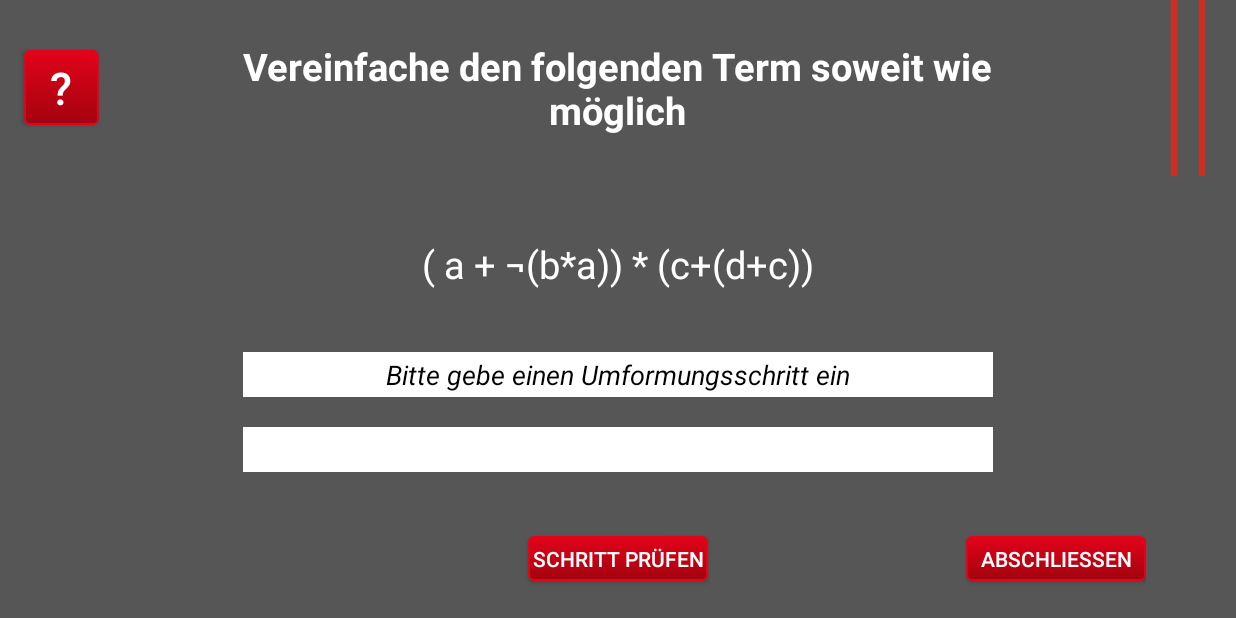
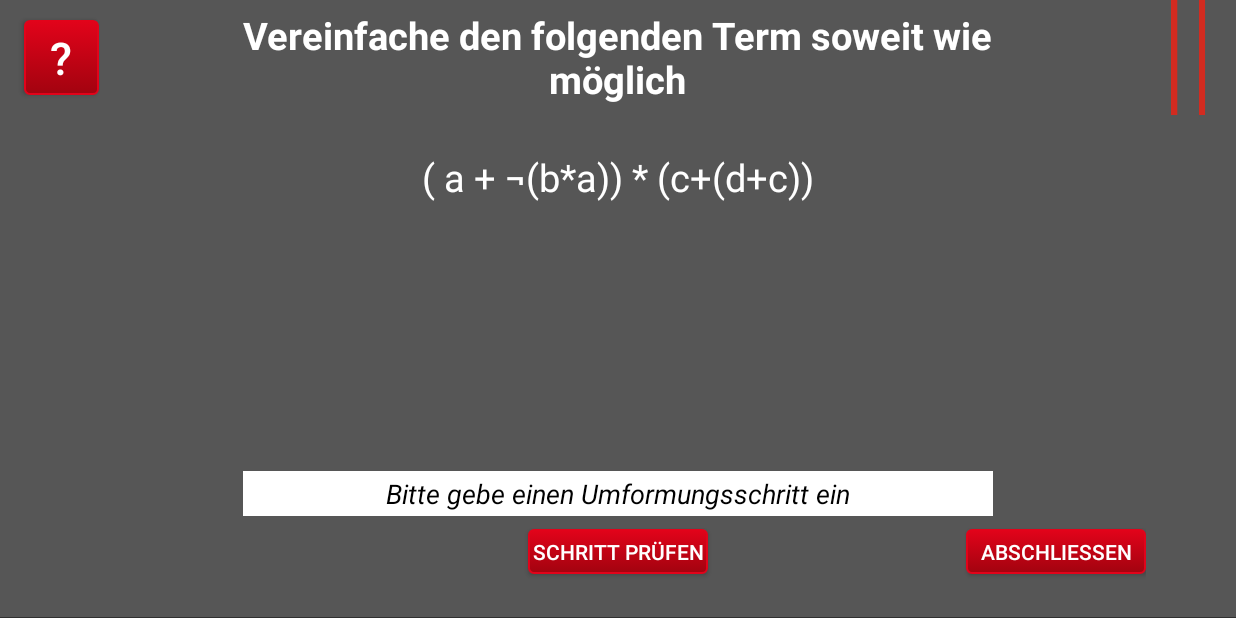
Before and after one commit to D3v3l0p3rB0n3/LuA_Trainingsapp, an Android app: the TermVereinfachenTask screen opened directly, with no data from a screen before it, after a tap on an icon or button, on a phone screen of 824 x 412 dp (held sideways). Run offline under Robolectric (Android 15) with nearby library versions, the phone set to English and light mode, and no system bars.

Commit message:
Term vereinfachen fertig

```diff
--- a/app/src/main/java/com/tool/gym/lua_trainingsapp/TermVereinfachenTask.java
+++ b/app/src/main/java/com/tool/gym/lua_trainingsapp/TermVereinfachenTask.java
@@ -5,6 +5,8 @@ import android.content.Intent;
 import android.content.res.Resources;
 import android.graphics.Color;
 import android.os.Bundle;
+import android.support.v4.content.ContextCompat;
+import android.support.v4.content.res.ResourcesCompat;
 import android.support.v7.app.AppCompatActivity;
 import android.util.DisplayMetrics;
 import android.util.Log;
@@ -34,7 +36,7 @@ public class TermVereinfachenTask extends AppCompatActivity implements OnClickLi
     private Button help_button;
     private EditText result;
 
-       String log_tag = TermVereinfachenTask.class.getSimpleName();
+    String LOG_TAG = TermVereinfachenTask.class.getSimpleName();
 
     @Override
     protected void onCreate(Bundle savedInstanceState) {
@@ -74,7 +76,7 @@ public class TermVereinfachenTask extends AppCompatActivity implements OnClickLi
     public void onClick(View v) {
         int id = v.getId();
 
-        switch (id){
+        switch (id) {
             case R.id.checkbutton: // Umforumung prüfen
                 checkInput();
                 break;
@@ -118,15 +120,13 @@ public class TermVereinfachenTask extends AppCompatActivity implements OnClickLi
     }
 
     //Bild für den Schwierigkeitsgrad festlegen
-    private void setDifficulty(String difficulty ) {
+    private void setDifficulty(String difficulty) {
         LinearLayout diff_png = (LinearLayout) findViewById(R.id.difficulty);
         if (difficulty.equals("1")) {
             diff_png.setBackgroundResource(R.drawable.schwierigkeit1);
-        }
-        else if (difficulty.equals("2")) {
+        } else if (difficulty.equals("2")) {
             diff_png.setBackgroundResource(R.drawable.schwierigkeit2);
-        }
-        else {
+        } else {
             diff_png.setBackgroundResource(R.drawable.schwierigkeit3);
         }
 
@@ -134,60 +134,70 @@ public class TermVereinfachenTask extends AppCompatActivity implements OnClickLi
 
     //Hilfsmethode um Tastatur auszublenden
     private void hideKeyboard(View view) {
-        InputMethodManager inputMethodManager =(InputMethodManager)getSystemService(Activity.INPUT_METHOD_SERVICE);
+        InputMethodManager inputMethodManager = (InputMethodManager) getSystemService(Activity.INPUT_METHOD_SERVICE);
         inputMethodManager.hideSoftInputFromWindow(view.getWindowToken(), 0);
     }
 
-    //Korrektheit der Umformumg prüfen
-    private void checkInput()
-    {
+    //Lösung
+    private void checkSolution() {
         Toast.makeText(getApplication(), "Vereinfachung wird geprüft...", Toast.LENGTH_SHORT).show();
     }
 
-    //Lösung prüfen
-    private void checkSolution() //Testlauf mit den Buttons
+    //Korrektheit der Umformung prüfen
+    private void checkInput() {
+        if (!result.getText().toString().isEmpty())
         {
-        Toast.makeText(getApplication(), "Lösung wird geprüft...", Toast.LENGTH_SHORT).show();
-        EditText eingabe = (EditText) findViewById(R.id.bool_term_result);
-        eingabe.setVisibility(View.VISIBLE);
-        if (eingabe.isEnabled())
-        {
-            //eingabe.setEnabled(false);
-            //.setInputType(InputType.None);
-        }
+            //Textfeld nicht leer => Prüfung geht weiter
 
-        else
-        {
-            eingabe.setEnabled(true);
-        }
-
+            // Container suchen + neues Textfeld anpassen
             LinearLayout container = (LinearLayout) findViewById(R.id.eingabe_bool_term_vereinfachen);
-        EditText neuesfeld = new EditText(this);
+            TextView neuesfeld = new TextView(this);
 
             //neues Textfeld anpassen
-        neuesfeld.setHeight(getPixel(30));
+            neuesfeld.setHeight(getPixel(35));
             neuesfeld.setWidth(getPixel(500));
-        neuesfeld.setHint("Test");
-        neuesfeld.setBackgroundColor(Color.WHITE);
-        LinearLayout.LayoutParams params = new LinearLayout.LayoutParams(ViewGroup.LayoutParams.WRAP_CONTENT, ViewGroup.LayoutParams.WRAP_CONTENT);
-        params.setMargins(0,0,0,getPixel(20));
+            LinearLayout.LayoutParams params = new LinearLayout.LayoutParams(ViewGroup.LayoutParams.MATCH_PARENT, ViewGroup.LayoutParams.MATCH_PARENT);
+            params.setMargins(0, 0, 0, getPixel(20));
             neuesfeld.setLayoutParams(params);
-        neuesfeld.setGravity(Gravity.CENTER_HORIZONTAL);
-        neuesfeld.setHint("Textfeld eingefügt");
-        neuesfeld.setImeOptions(EditorInfo.IME_FLAG_NO_EXTRACT_UI);
+            neuesfeld.setTextColor(ResourcesCompat.getColor(getResources(), R.color.Text, null));
+            neuesfeld.setGravity(Gravity.CENTER);
+            neuesfeld.setTextSize(TypedValue.COMPLEX_UNIT_SP, 25);
+            neuesfeld.setText(result.getText());
 
+            //neues Textfeld hinzufügen
             container.addView(neuesfeld);
             container.setGravity(Gravity.CENTER_HORIZONTAL);
 
 
             Integer anzahl = container.getChildCount();
+            Log.d(LOG_TAG, anzahl.toString());
+
+//        for (int i = 0; i<=anzahl; i++)
+//        {
+//            TextView feld = (TextView) container.getChildAt(i);
+//            if (feld != null)
+//            {
+//                if (i < anzahl-1)
+//                {
+//                    feld.setTextColor(Color.GREEN);
+//                    feld.setEnabled(false);
+//
+//                }
+//            }
+//
+//        }
+
             //Toast.makeText(getApplication(), "Anzahl an Eingabefeldern: " + anzahl.toString(), Toast.LENGTH_SHORT).show();
             //BoolscheAlgebraTasks task = new BoolscheAlgebraTasks(getApplicationContext());
             //task.nextTask();
         }
+        else
+        {
+            Toast.makeText(getApplication(), "Textfeld leer - bitte befüllen!", Toast.LENGTH_SHORT).show();
+        }
+    }
 
-    public int getPixel (int sp)
-    {
+    public int getPixel(int sp) {
         float textsize = sp * getResources().getDisplayMetrics().scaledDensity;
         return (int) textsize;
     }
--- a/app/src/main/res/layout/task_bool_termv.xml
+++ b/app/src/main/res/layout/task_bool_termv.xml
@@ -9,7 +9,7 @@
         android:background="@color/colorPrimary"
         android:layout_width="match_parent"
         android:layout_height="0dp"
-        android:layout_weight="2">
+        android:layout_weight="1.14">
         <LinearLayout
             android:layout_width="0dp"
             android:layout_height="match_parent"
@@ -53,7 +53,7 @@
         android:layout_height="0dp"
         android:background="@color/colorPrimary"
         android:layout_width="match_parent"
-        android:layout_weight="2"
+        android:layout_weight="1.24"
         android:paddingLeft="@dimen/padding"
         android:paddingRight="@dimen/padding">
 
@@ -86,10 +86,25 @@
                 android:orientation="vertical"
                 android:layout_gravity="center_horizontal"
                 >
+
+            </LinearLayout>
+
+
+        </ScrollView>
+
+    </LinearLayout>
+    <LinearLayout
+        android:layout_width="match_parent"
+        android:layout_height="wrap_content"
+        android:orientation="vertical"
+        android:layout_gravity="center_horizontal"
+        android:background="@color/colorPrimary">
+
         <EditText
             android:id="@+id/bool_term_result"
             android:layout_width="500sp"
             android:layout_height="30sp"
+            android:layout_gravity="center_horizontal"
             android:background="@color/Text"
             android:hint="@string/hint_bool_norm"
             android:imeOptions="flagNoExtractUi"
@@ -97,15 +112,9 @@
             android:textColor="@color/black"
             android:textColorHint="@color/black"
             android:textStyle="italic"
-                    android:layout_gravity="center_horizontal"
-                    android:layout_marginBottom="20sp"/>
-
+            android:layout_marginTop="20sp"/>
     </LinearLayout>
 
-
-        </ScrollView>
-
-    </LinearLayout>
     <LinearLayout
         android:layout_height="0dp"
         android:background="@color/colorPrimary"
```
Lines whose indentation alone changed are shown as unchanged.
